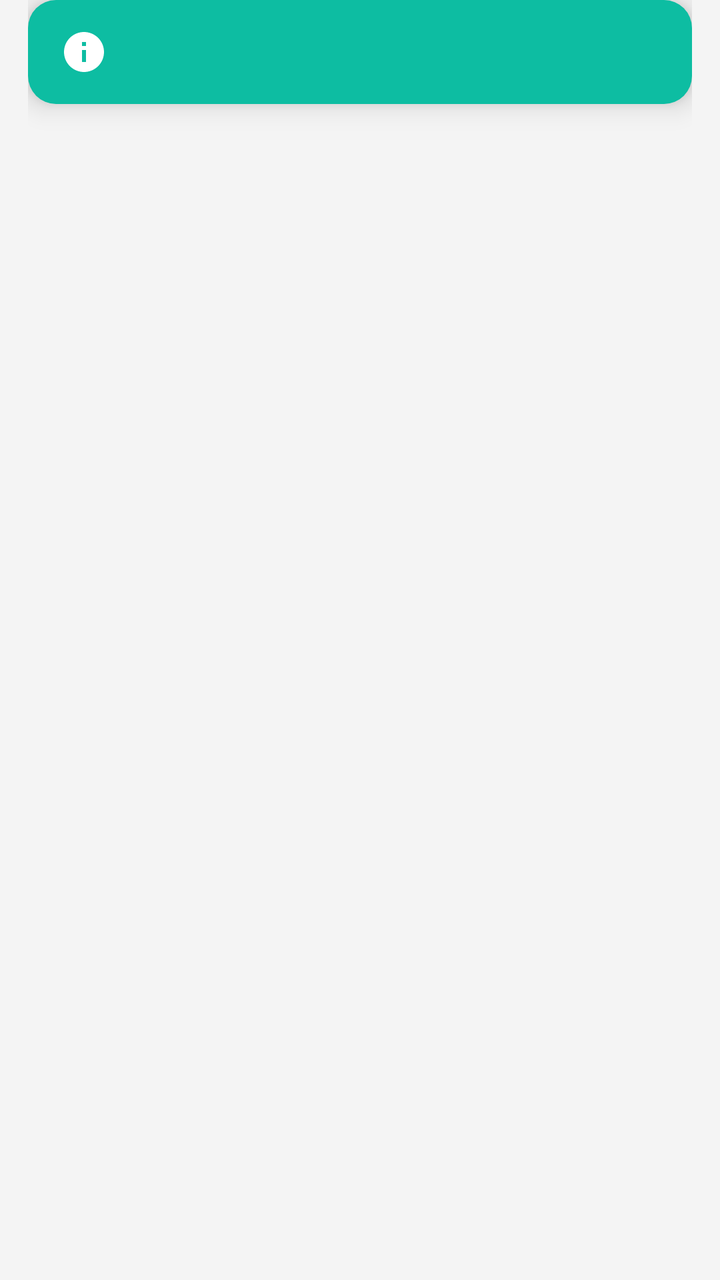
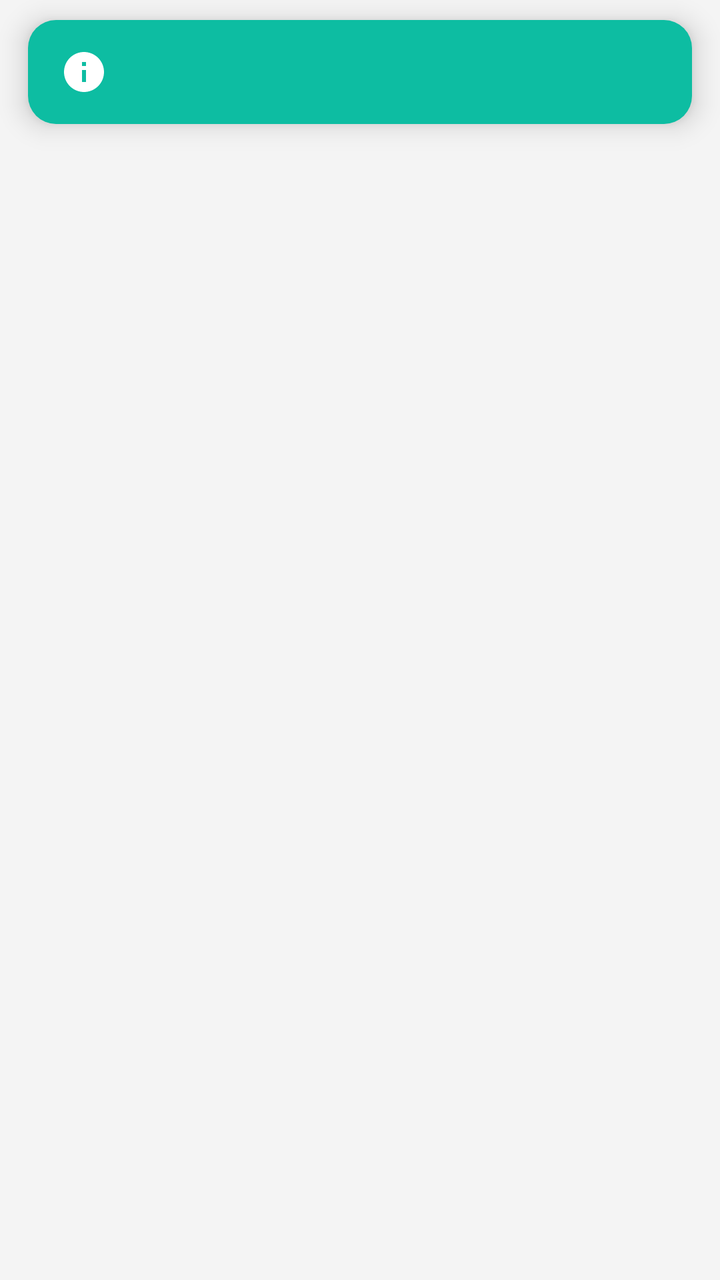

Before-and-after screenshots of an Android layout around one commit, followed by the original layout XML and the change that was made.
<!-- AndroidManifest.xml: application theme AppTheme -->
<!-- res/layout/banner_notification.xml -->
<?xml version="1.0" encoding="utf-8"?>
<FrameLayout xmlns:android="http://schemas.android.com/apk/res/android"
    android:layout_width="match_parent"
    android:layout_height="wrap_content"
    android:paddingStart="14dp"
    android:paddingEnd="14dp">

    <LinearLayout
        android:id="@+id/banner_root"
        android:layout_width="match_parent"
        android:layout_height="wrap_content"
        android:orientation="horizontal"
        android:gravity="center_vertical"
        android:background="@drawable/banner_bg"
        android:elevation="8dp"
        android:paddingStart="16dp"
        android:paddingEnd="16dp"
        android:paddingTop="14dp"
        android:paddingBottom="14dp">

        <ImageView
            android:id="@+id/banner_icon"
            android:layout_width="24dp"
            android:layout_height="24dp"
            android:layout_gravity="top"
            android:src="@drawable/ic_banner_info" />

        <LinearLayout
            android:layout_width="0dp"
            android:layout_height="wrap_content"
            android:layout_weight="1"
            android:layout_marginStart="12dp"
            android:orientation="vertical">

            <TextView
                android:id="@+id/banner_title"
                android:layout_width="match_parent"
                android:layout_height="wrap_content"
                android:textColor="@android:color/white"
                android:textSize="15sp"
                android:textStyle="bold"
                android:visibility="gone" />

            <TextView
                android:id="@+id/banner_message"
                android:layout_width="match_parent"
                android:layout_height="wrap_content"
                android:layout_marginTop="2dp"
                android:textColor="@android:color/white"
                android:textSize="14sp"
                android:maxLines="4" />

            <LinearLayout
                android:id="@+id/banner_actions"
                android:layout_width="wrap_content"
                android:layout_height="wrap_content"
                android:layout_marginTop="10dp"
                android:orientation="horizontal"
                android:visibility="gone">

                <TextView
                    android:id="@+id/banner_btn_cancel"
                    android:layout_width="wrap_content"
                    android:layout_height="wrap_content"
                    android:layout_marginEnd="8dp"
                    android:background="@drawable/banner_btn_bg"
                    android:clickable="true"
                    android:focusable="true"
                    android:paddingStart="14dp"
                    android:paddingEnd="14dp"
                    android:paddingTop="6dp"
                    android:paddingBottom="6dp"
                    android:textColor="@android:color/white"
                    android:textSize="13sp" />

                <TextView
                    android:id="@+id/banner_btn_confirm"
                    android:layout_width="wrap_content"
                    android:layout_height="wrap_content"
                    android:background="@drawable/banner_btn_bg"
                    android:clickable="true"
                    android:focusable="true"
                    android:paddingStart="14dp"
                    android:paddingEnd="14dp"
                    android:paddingTop="6dp"
                    android:paddingBottom="6dp"
                    android:textColor="@android:color/white"
                    android:textStyle="bold"
                    android:textSize="13sp" />
            </LinearLayout>
        </LinearLayout>

    </LinearLayout>

</FrameLayout>
<!-- resources referenced by this layout -->
<resources>
  <!-- drawable banner_bg (drawable) -->
  <?xml version="1.0" encoding="utf-8"?>
  <shape xmlns:android="http://schemas.android.com/apk/res/android"
      android:shape="rectangle">
      <solid android:color="@color/banner_info" />
      <corners android:radius="14dp" />
  </shape>
  <!-- drawable banner_btn_bg (drawable) -->
  <?xml version="1.0" encoding="utf-8"?>
  <shape xmlns:android="http://schemas.android.com/apk/res/android"
      android:shape="rectangle">
      <solid android:color="#33FFFFFF" />
      <corners android:radius="8dp" />
  </shape>
  <!-- drawable ic_banner_info (drawable) -->
  <vector xmlns:android="http://schemas.android.com/apk/res/android"
      android:width="24dp"
      android:height="24dp"
      android:viewportWidth="24"
      android:viewportHeight="24">
      <path
          android:fillColor="@android:color/white"
          android:pathData="M12,2C6.48,2 2,6.48 2,12s4.48,10 10,10 10,-4.48 10,-10S17.52,2 12,2zM13,17h-2v-6h2v6zM13,9h-2L11,7h2v2z"/>
  </vector>
  <color name="banner_info">#0dbda2</color>
  <color name="colorPrimary">#64CDB6</color>
  <color name="colorPrimaryDark">#30C7B6</color>
  <color name="colorAccent">#0dbda2</color>
  <color name="colorParseDark">#20605f5f</color>
  <color name="colorPirmDark">#20000000</color>
  <color name="status_bg_light">@android:color/white</color>
  <style name="AppTheme.AppBarOverlay.Light" parent="ThemeOverlay.AppCompat.ActionBar">
          <item name="titleTextColor">?android:textColorPrimary</item>
          <item name="subtitleTextColor">?android:textColorSecondary</item>
          <item name="android:popupBackground">@drawable/kr_spinner_popup_bg</item>
      </style>
  <color name="window_bg_light">#f4f4f4</color>
  <color name="cardBgLight">#CCFFFFFF</color>
  <!-- drawable switch_track (drawable) -->
  <?xml version="1.0" encoding="utf-8"?>
  <selector xmlns:android="http://schemas.android.com/apk/res/android">
      <item android:state_enabled="false" android:drawable="@drawable/switch_track_disabled"/>
      <item android:state_checked="true" android:drawable="@drawable/switch_track_open" />
      <item android:state_checked="false" android:drawable="@drawable/switch_track_close" />
      <item android:drawable="@drawable/switch_track_close" />
  </selector>
  
      
  <style name="textTitle">
          <item name="android:textColor">?android:attr/textColorPrimary</item>
          <item name="android:textStyle">bold</item>
          <item name="android:textSize">14dp</item>
      </style>
  <!-- drawable seekbar_thumb (drawable) -->
  <?xml version="1.0" encoding="utf-8"?>
  <shape xmlns:android="http://schemas.android.com/apk/res/android">
      <solid android:color="@android:color/transparent" />
      <corners android:radius="10dp" />
      <size
          android:width="12dp"
          android:height="12dp" />
  </shape>
  <dimen name="activity_horizontal_margin">16dp</dimen>
  <dimen name="kr_spinner_popup_radius">8dp</dimen>
  <!-- drawable switch_track_disabled (drawable) -->
  <?xml version="1.0" encoding="utf-8"?>
  <shape xmlns:android="http://schemas.android.com/apk/res/android">
      <solid android:color="?attr/colorPirm" />
      <corners android:radius="10dp" />
      <size android:width="66dp" android:height="20dp" />
  </shape>
  <!-- drawable switch_track_open (drawable) -->
  <?xml version="1.0" encoding="utf-8"?>
  <shape xmlns:android="http://schemas.android.com/apk/res/android">
      <solid android:color="?android:colorAccent" />
      <corners android:radius="10dp" />
      <size android:width="66dp" android:height="20dp" />
  </shape>
  <!-- drawable switch_track_close (drawable) -->
  <?xml version="1.0" encoding="utf-8"?>
  <shape xmlns:android="http://schemas.android.com/apk/res/android">
      <solid android:color="?attr/colorPirm" />
      <corners android:radius="10dp" />
      <size android:width="66dp" android:height="20dp" />
  </shape>
  <!-- unchanged entries left out for length: 9 -->
</resources>

<!-- the commit's change to res/layout/banner_notification.xml (unified diff, before → after) -->
@@ -2,8 +2,12 @@
 <FrameLayout xmlns:android="http://schemas.android.com/apk/res/android"
     android:layout_width="match_parent"
     android:layout_height="wrap_content"
+    android:clipChildren="false"
+    android:clipToPadding="false"
     android:paddingStart="14dp"
-    android:paddingEnd="14dp">
+    android:paddingEnd="14dp"
+    android:paddingTop="10dp"
+    android:paddingBottom="10dp">
 
     <LinearLayout
         android:id="@+id/banner_root"
